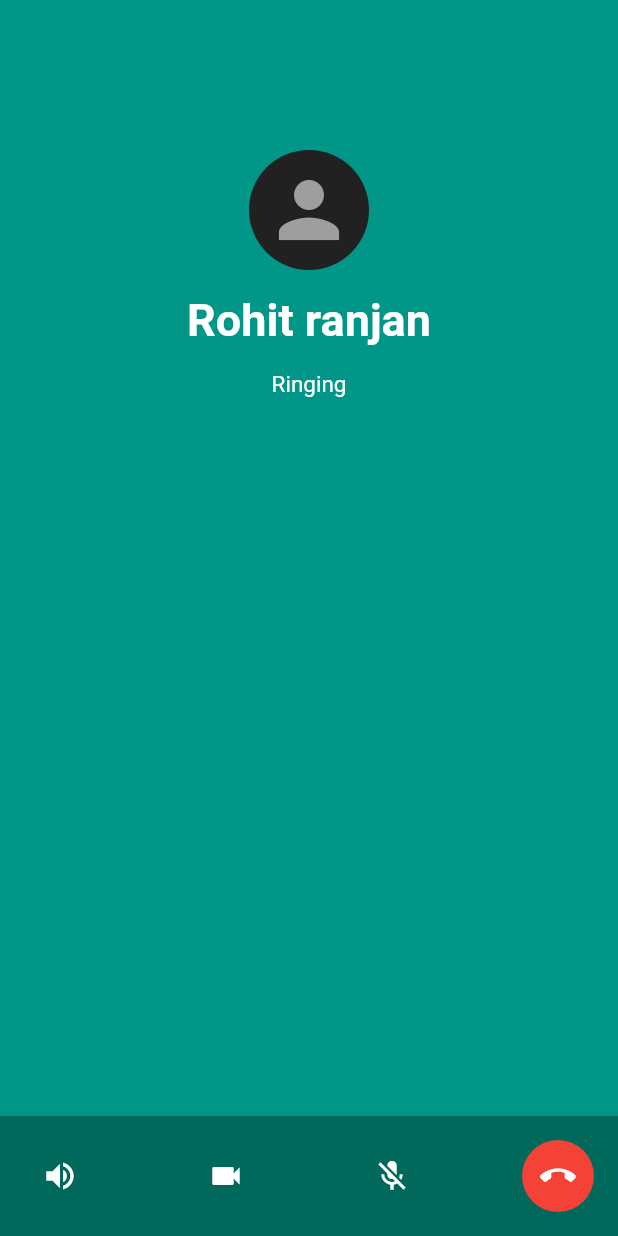
After one commit to Rohit-RA-2020/WhatsApp-UI, a Flutter app: the CallingScreen screen opened by its route, on a phone screen of 412 x 824 dp. The commit adds this screen. Run offline on Flutter 3.47's test engine with Material 2 defaults, Android fonts, the phone set to English and light mode, and no system bars; network calls fail.

Commit message:
Calling Screen UI

```diff
--- a/lib/main.dart
+++ b/lib/main.dart
@@ -1,5 +1,5 @@
 import 'package:flutter/material.dart';
-import 'package:whatsapp_ui/details/chat_conversation.dart';
+import 'package:whatsapp_ui/screens/calling_screen.dart';
 import 'package:whatsapp_ui/screens/home_screen.dart';
 import 'package:whatsapp_ui/screens/new_chat.dart';
 
@@ -22,6 +22,7 @@ class MyApp extends StatelessWidget {
       routes: {
         '/': (context) => const HomeScreen(),
         '/newChat': (context) => const NewChat(),
+        '/callingScreen': (context) => const CallingScreen()
       },
     );
   }
--- /dev/null
+++ b/lib/screens/calling_screen.dart
@@ -0,0 +1,106 @@
+import 'package:flutter/material.dart';
+
+class CallingScreen extends StatefulWidget {
+  const CallingScreen({Key? key}) : super(key: key);
+
+  @override
+  State<CallingScreen> createState() => _CallingScreenState();
+}
+
+class _CallingScreenState extends State<CallingScreen> {
+  bool _speakerPressed = false;
+  bool _micPressed = false;
+  @override
+  Widget build(BuildContext context) {
+    return Scaffold(
+      backgroundColor: Colors.teal,
+      body: Center(
+        child: Column(
+          crossAxisAlignment: CrossAxisAlignment.center,
+          children: <Widget>[
+            const SizedBox(height: 100),
+            CircleAvatar(
+                radius: 40,
+                child: const Icon(Icons.person, size: 60),
+                backgroundColor: Colors.grey.shade900),
+            const Padding(
+              padding: EdgeInsets.all(16.0),
+              child: Text('Rohit ranjan',
+                  style: TextStyle(fontWeight: FontWeight.bold, fontSize: 30)),
+            ),
+            const Text('Ringing', style: TextStyle(fontSize: 15))
+          ],
+        ),
+      ),
+      bottomNavigationBar: BottomAppBar(
+        color: Colors.teal[800],
+        child: Padding(
+          padding: const EdgeInsets.all(16.0),
+          child: Row(
+            mainAxisAlignment: MainAxisAlignment.spaceBetween,
+            children: <Widget>[
+              Container(
+                decoration: BoxDecoration(
+                  color: _speakerPressed ? Colors.teal : Colors.transparent,
+                  shape: BoxShape.circle,
+                ),
+                child: IconButton(
+                    icon: const Icon(Icons.volume_up),
+                    onPressed: () {
+                      _speaker();
+                    }),
+              ),
+              IconButton(icon: const Icon(Icons.videocam), onPressed: () {}),
+              Container(
+                decoration: BoxDecoration(
+                  color: _micPressed ? Colors.teal : Colors.transparent,
+                  shape: BoxShape.circle,
+                ),
+                child: IconButton(
+                    icon: const Icon(Icons.mic_off),
+                    onPressed: () {
+                      _mic();
+                    }),
+              ),
+              Container(
+                decoration: const BoxDecoration(
+                  color: Colors.red,
+                  shape: BoxShape.circle,
+                ),
+                child: IconButton(
+                    icon: const Icon(Icons.call_end),
+                    onPressed: () {
+                      Navigator.pop(context);
+                    }),
+              ),
+            ],
+          ),
+        ),
+      ),
+    );
+  }
+
+  void _speaker() {
+    if (_speakerPressed == false) {
+      setState(() {
+        _speakerPressed = true;
+      });
+    } else {
+      setState(() {
+        _speakerPressed = false;
+      });
+    }
+  }
+
+  void _mic() {
+    if (_micPressed == false) {
+      setState(() {
+        _micPressed = true;
+      });
+    } else {
+      setState(() {
+        _micPressed = false;
+      });
+    }
+  }
+}
```
